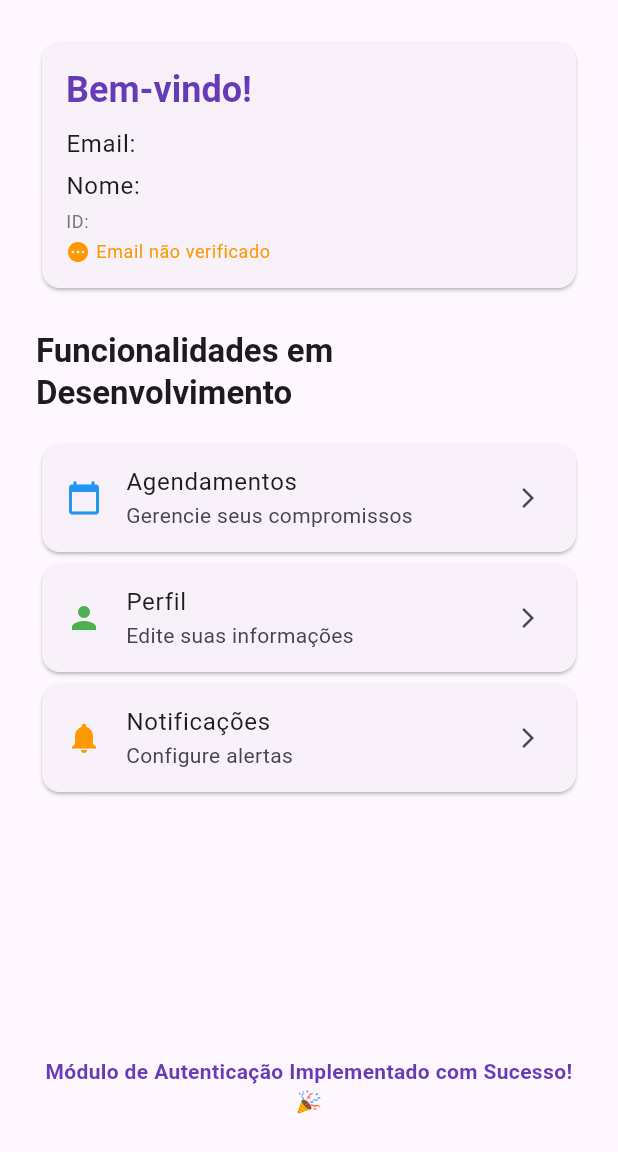
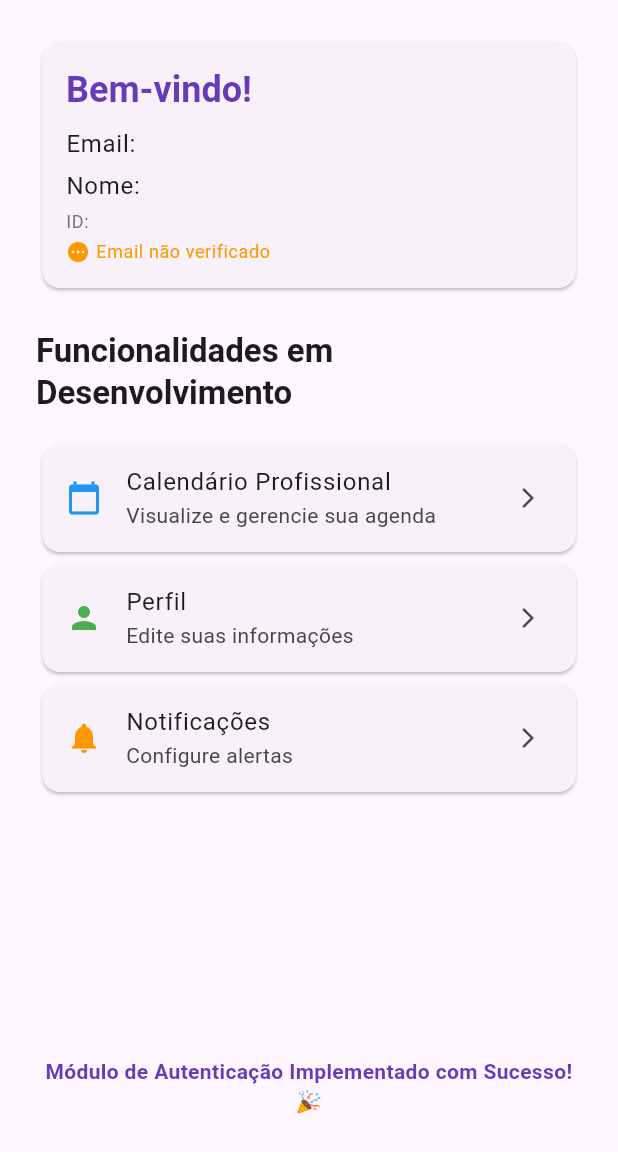
Before and after one commit to franciscooliver/AgendeMe, a Flutter app: the screen it shows once a user with an empty profile is signed in, on a phone screen of 412 x 824 dp, the part 84-1236 px from its top. Run offline on Flutter 3.47's test engine with Material 3 defaults, Android fonts, the phone set to English and light mode, and no system bars; our stand-ins replace connectivity_plus, dartz, equatable, firebase_auth, firebase_core, flutter_modular and 3 more; accounts and stored records are empty.

Commit message:
feat(navigation): integra módulo profissional na navegação - Task 25
🔗 Integrações:
- Adiciona ProfessionalModule nas rotas do AppModule
- Cria navegação para calendário profissional na HomePage
- Atualiza texto do card de agendamentos

📱 Funcionalidades:
- Botão 'Calendário Profissional' navega para /professional/calendar
- Interface mais clara e contextual para o usuário

Relacionado à Task 25 - Implementação do calendário profissional

```diff
--- a/lib/app_module.dart
+++ b/lib/app_module.dart
@@ -6,6 +6,7 @@ import 'package:internet_connection_checker/internet_connection_checker.dart';
 import 'core/core.dart';
 import 'features/auth/auth_module.dart';
 import 'features/auth/data/datasources/auth_remote_datasource.dart';
+import 'features/professional/professional_module.dart';
 import 'features/auth/data/repositories/auth_repository_impl.dart';
 import 'features/auth/domain/repositories/auth_repository.dart';
 import 'features/auth/domain/usecases/get_current_user_usecase.dart';
@@ -57,6 +58,9 @@ class AppModule extends Module {
     // Rotas de autenticação
     r.module('/auth', module: AuthModule());
 
+    // Rotas do profissional
+    r.module('/professional', module: ProfessionalModule());
+
     // Rota inicial - wrapper que verifica autenticação
     r.child('/', child: (context) => const AuthWrapperPage());
   }
--- a/lib/features/home/home_page.dart
+++ b/lib/features/home/home_page.dart
@@ -109,12 +109,15 @@ class HomePage extends StatelessWidget {
               ),
               const SizedBox(height: 16),
 
-              const Card(
+              Card(
                 child: ListTile(
-                  leading: Icon(Icons.calendar_today, color: Colors.blue),
-                  title: Text('Agendamentos'),
-                  subtitle: Text('Gerencie seus compromissos'),
-                  trailing: Icon(Icons.arrow_forward_ios, size: 16),
+                  leading: const Icon(Icons.calendar_today, color: Colors.blue),
+                  title: const Text('Calendário Profissional'),
+                  subtitle: const Text('Visualize e gerencie sua agenda'),
+                  trailing: const Icon(Icons.arrow_forward_ios, size: 16),
+                  onTap: () {
+                    Modular.to.pushNamed('/professional/calendar');
+                  },
                 ),
               ),
               const Card(
```
